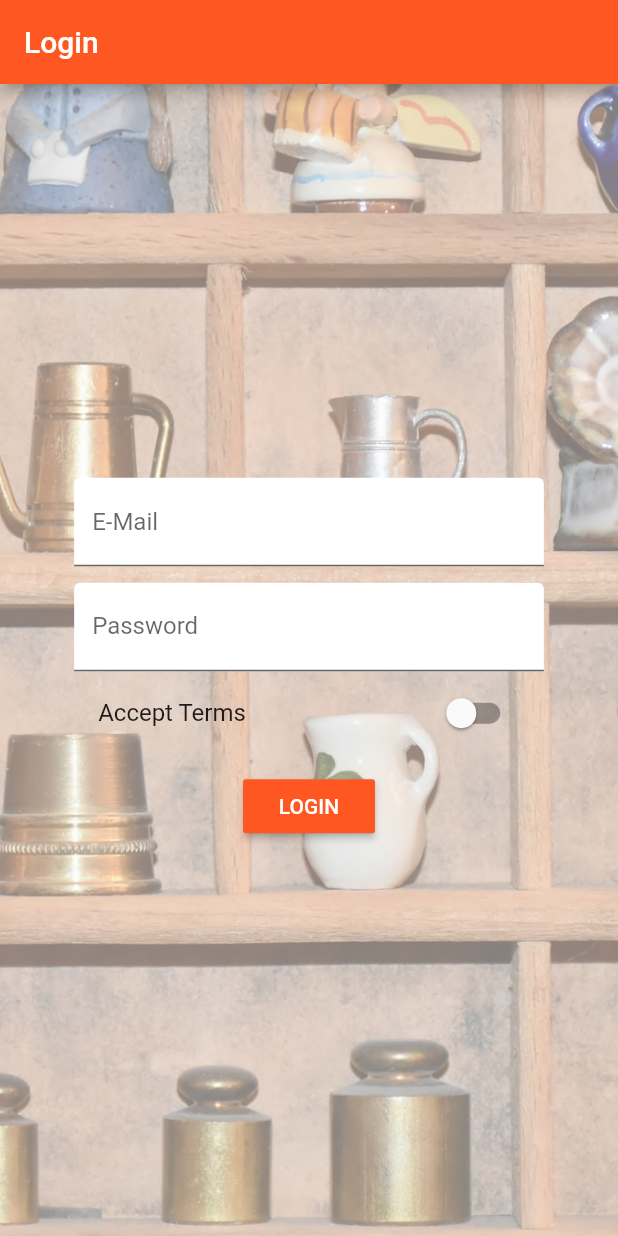
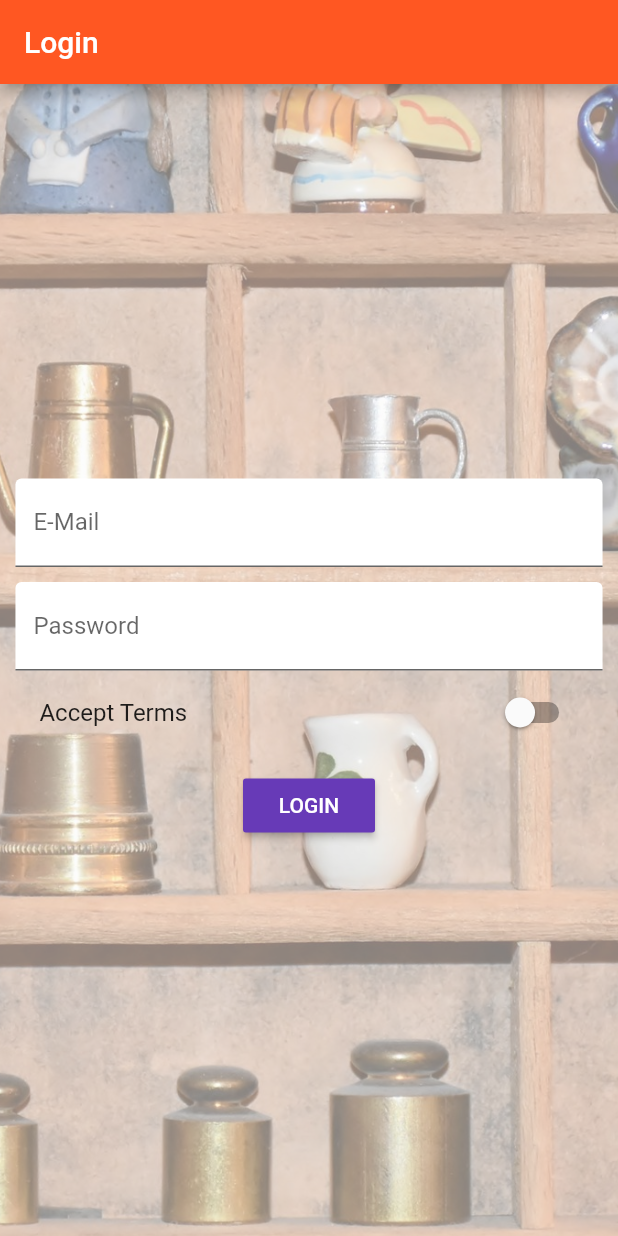
Before and after one commit to shivaniaakanksha/First_Flutter_App, a Flutter app: the screen it shows after launch, on a phone screen of 412 x 824 dp. Run offline on Flutter 3.47's test engine with Material 2 defaults, Android fonts, the phone set to English and light mode, and no system bars.

Commit message:
Auth Form Validation

```diff
--- a/lib/pages/auth.dart
+++ b/lib/pages/auth.dart
@@ -8,9 +8,12 @@ class AuthPage extends StatefulWidget {
 }
 
 class _AuthPageState extends State<AuthPage> {
-  String _emailValue;
-  String _passwordValue;
-  bool _acceptTerms = false;
+  final Map<String, dynamic> _formData = {
+    'email': null,
+    'password': null,
+    'acceptTerms': false
+  };
+  final GlobalKey<FormState> _formKey = GlobalKey<FormState>();
 
   DecorationImage _buildBackgroundImage() {
     return DecorationImage(
@@ -22,37 +25,45 @@ class _AuthPageState extends State<AuthPage> {
   }
 
   Widget _buildEmailTextField() {
-    return TextField(
+    return TextFormField(
       decoration: InputDecoration(
           labelText: 'E-Mail', filled: true, fillColor: Colors.white),
       keyboardType: TextInputType.emailAddress,
-      onChanged: (String value) {
-        setState(() {
-          _emailValue = value;
-        });
+      validator: (String value) {
+        if (value.isEmpty ||
+            !RegExp(r"[a-z0-9!#$%&'*+/=?^_`{|}~-]+(?:\.[a-z0-9!#$%&'*+/=?^_`{|}~-]+)*@(?:[a-z0-9](?:[a-z0-9-]*[a-z0-9])?\.)+[a-z0-9](?:[a-z0-9-]*[a-z0-9])?")
+                .hasMatch(value)) {
+          return 'Please enter a valid email';
+        }
+      },
+      onSaved: (String value) {
+        _formData['email'] = value;
       },
     );
   }
 
   Widget _buildPasswordTextField() {
-    return TextField(
+    return TextFormField(
       decoration: InputDecoration(
           labelText: 'Password', filled: true, fillColor: Colors.white),
       obscureText: true,
-      onChanged: (String value) {
-        setState(() {
-          _passwordValue = value;
-        });
+      validator: (String value) {
+        if (value.isEmpty || value.length < 6) {
+          return 'Password invalid';
+        }
+      },
+      onSaved: (String value) {
+        _formData['password'] = value;
       },
     );
   }
 
   Widget _buildAcceptSwitch() {
     return SwitchListTile(
-      value: _acceptTerms,
+      value: _formData['acceptTerms'],
       onChanged: (bool value) {
         setState(() {
-          _acceptTerms = value;
+          _formData['acceptTerms'] = value;
         });
       },
       title: Text('Accept Terms'),
@@ -60,15 +71,18 @@ class _AuthPageState extends State<AuthPage> {
   }
 
   void _submitForm() {
-    print(_emailValue);
-    print(_passwordValue);
+    if (!_formKey.currentState.validate() || !_formData['acceptTerms']) {
+      return;
+    }
+    _formKey.currentState.save();
+    print(_formData);
     Navigator.pushReplacementNamed(context, '/products');
   }
 
   @override
   Widget build(BuildContext context) {
-    final double deviceWidth=MediaQuery.of(context).size.width;
-    final double targetWidth= deviceWidth>768.0 ? 500.0 : deviceWidth *0.95;
+    final double deviceWidth = MediaQuery.of(context).size.width;
+    final double targetWidth = deviceWidth > 550.0 ? 500.0 : deviceWidth * 0.95;
     return Scaffold(
       appBar: AppBar(
         title: Text('Login'),
@@ -81,12 +95,14 @@ class _AuthPageState extends State<AuthPage> {
         child: Center(
           child: SingleChildScrollView(
             child: Container(
-              width: targetWidth * 0.8,
+              width: targetWidth,
+              child: Form(
+                key: _formKey,
                 child: Column(
                   children: <Widget>[
                     _buildEmailTextField(),
                     SizedBox(
-                    height: 10.9,
+                      height: 10.0,
                     ),
                     _buildPasswordTextField(),
                     _buildAcceptSwitch(),
@@ -94,7 +110,6 @@ class _AuthPageState extends State<AuthPage> {
                       height: 10.0,
                     ),
                     RaisedButton(
-                    color: Theme.of(context).primaryColor,
                       textColor: Colors.white,
                       child: Text('LOGIN'),
                       onPressed: _submitForm,
@@ -105,6 +120,7 @@ class _AuthPageState extends State<AuthPage> {
             ),
           ),
         ),
+      ),
     );
   }
 }
```
Lines whose indentation alone changed are shown as unchanged.
